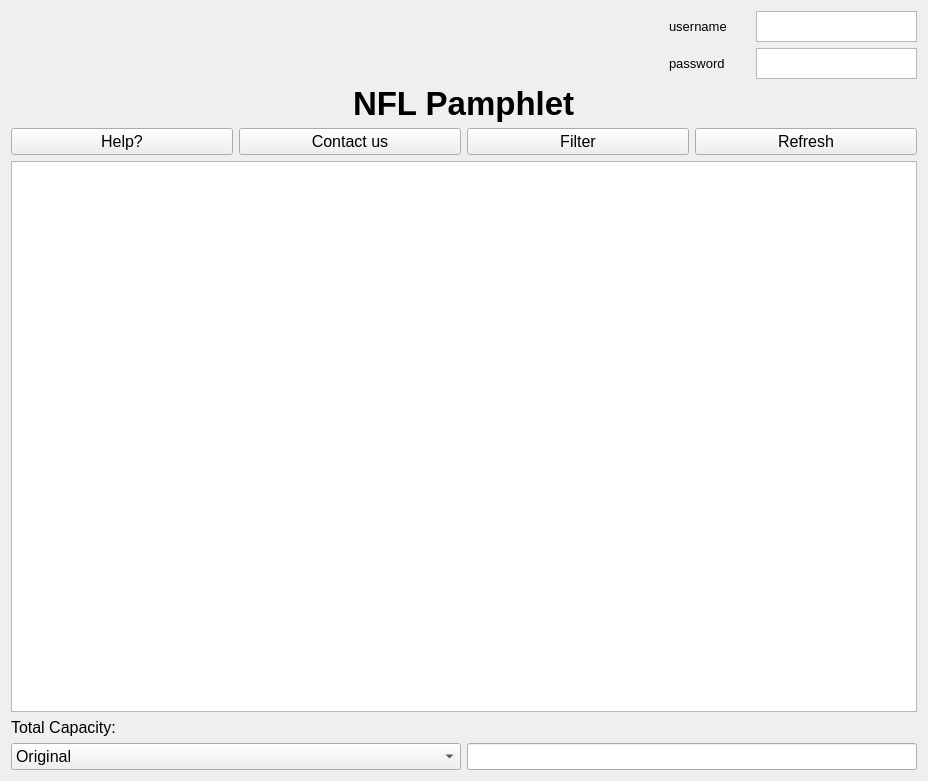
First picture: the form in NFL-Pamphlet/mainwindow.ui, repository jasperdoan/NFL-Pamphlet, before the edit.
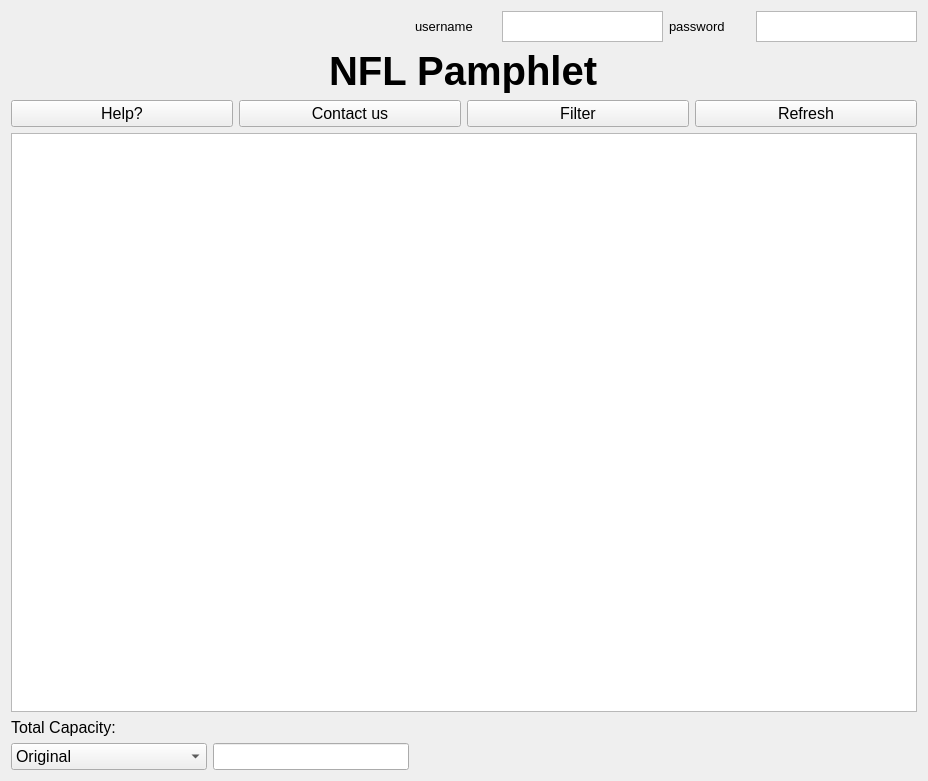
Second picture: the form after the edit.

Commit message: fixed textEdit + different format idea

Diff of the .ui file:
```diff
--- a/NFL-Pamphlet/mainwindow.ui
+++ b/NFL-Pamphlet/mainwindow.ui
@@ -19,14 +19,14 @@
    <string>NFL Pamphlet</string>
   </property>
   <layout class="QGridLayout" name="gridLayout">
-   <item row="0" column="0" rowspan="2">
+   <item row="0" column="0">
     <spacer name="horizontalSpacer">
      <property name="orientation">
       <enum>Qt::Horizontal</enum>
      </property>
      <property name="sizeHint" stdset="0">
       <size>
-       <width>651</width>
+       <width>395</width>
        <height>20</height>
       </size>
      </property>
@@ -59,7 +59,7 @@
       </widget>
      </item>
      <item>
-      <widget class="QTextBrowser" name="textBrowser">
+      <widget class="QTextEdit" name="usernameTextEdit">
        <property name="minimumSize">
         <size>
          <width>161</width>
@@ -81,7 +81,7 @@
      </item>
     </layout>
    </item>
-   <item row="1" column="1">
+   <item row="0" column="2">
     <layout class="QHBoxLayout" name="horizontalLayout_4">
      <item>
       <widget class="QLabel" name="label_3">
@@ -108,7 +108,7 @@
       </widget>
      </item>
      <item>
-      <widget class="QTextBrowser" name="textBrowser_2">
+      <widget class="QTextEdit" name="passwordTextEdit">
        <property name="minimumSize">
         <size>
          <width>161</width>
@@ -130,72 +130,7 @@
      </item>
     </layout>
    </item>
-   <item row="2" column="0" colspan="2">
-    <layout class="QVBoxLayout" name="verticalLayout_2">
-     <item alignment="Qt::AlignHCenter">
-      <widget class="QLabel" name="NFLLabel">
-       <property name="font">
-        <font>
-         <pointsize>25</pointsize>
-         <weight>75</weight>
-         <bold>true</bold>
-        </font>
-       </property>
-       <property name="text">
-        <string>NFL Pamphlet</string>
-       </property>
-      </widget>
-     </item>
-     <item>
-      <layout class="QHBoxLayout" name="horizontalLayout">
-       <item>
-        <widget class="QPushButton" name="helpButton">
-         <property name="font">
-          <font>
-           <pointsize>12</pointsize>
-          </font>
-         </property>
-         <property name="text">
-          <string>Help?</string>
-         </property>
-        </widget>
-       </item>
-       <item>
-        <widget class="QPushButton" name="contactButton">
-         <property name="font">
-          <font>
-           <pointsize>12</pointsize>
-          </font>
-         </property>
-         <property name="text">
-          <string>Contact us</string>
-         </property>
-        </widget>
-       </item>
-       <item>
-        <widget class="QPushButton" name="filterButton">
-         <property name="text">
-          <string>Filter</string>
-         </property>
-        </widget>
-       </item>
-       <item>
-        <widget class="QPushButton" name="refreshButton">
-         <property name="font">
-          <font>
-           <pointsize>12</pointsize>
-          </font>
-         </property>
-         <property name="text">
-          <string>Refresh</string>
-         </property>
-        </widget>
-       </item>
-      </layout>
-     </item>
-    </layout>
-   </item>
-   <item row="3" column="0" colspan="2">
+   <item row="2" column="0" colspan="3">
     <widget class="QTableWidget" name="teamTable">
      <property name="minimumSize">
       <size>
@@ -205,7 +140,7 @@
      </property>
     </widget>
    </item>
-   <item row="4" column="0" colspan="2">
+   <item row="3" column="0">
     <layout class="QVBoxLayout" name="verticalLayout">
      <item>
       <widget class="QLabel" name="totalCapLabel">
@@ -250,6 +185,71 @@
      </item>
     </layout>
    </item>
+   <item row="1" column="0" colspan="3">
+    <layout class="QGridLayout" name="gridLayout_2">
+     <item row="0" column="0" alignment="Qt::AlignHCenter|Qt::AlignVCenter">
+      <widget class="QLabel" name="NFLLabel">
+       <property name="font">
+        <font>
+         <pointsize>30</pointsize>
+         <weight>75</weight>
+         <bold>true</bold>
+        </font>
+       </property>
+       <property name="text">
+        <string>NFL Pamphlet</string>
+       </property>
+      </widget>
+     </item>
+     <item row="1" column="0">
+      <layout class="QHBoxLayout" name="horizontalLayout">
+       <item>
+        <widget class="QPushButton" name="helpButton">
+         <property name="font">
+          <font>
+           <pointsize>12</pointsize>
+          </font>
+         </property>
+         <property name="text">
+          <string>Help?</string>
+         </property>
+        </widget>
+       </item>
+       <item>
+        <widget class="QPushButton" name="contactButton">
+         <property name="font">
+          <font>
+           <pointsize>12</pointsize>
+          </font>
+         </property>
+         <property name="text">
+          <string>Contact us</string>
+         </property>
+        </widget>
+       </item>
+       <item>
+        <widget class="QPushButton" name="filterButton">
+         <property name="text">
+          <string>Filter</string>
+         </property>
+        </widget>
+       </item>
+       <item>
+        <widget class="QPushButton" name="refreshButton">
+         <property name="font">
+          <font>
+           <pointsize>12</pointsize>
+          </font>
+         </property>
+         <property name="text">
+          <string>Refresh</string>
+         </property>
+        </widget>
+       </item>
+      </layout>
+     </item>
+    </layout>
+   </item>
   </layout>
  </widget>
  <resources/>
```
Left out of the diff: 4 changed lines with no effect on the pictures.
